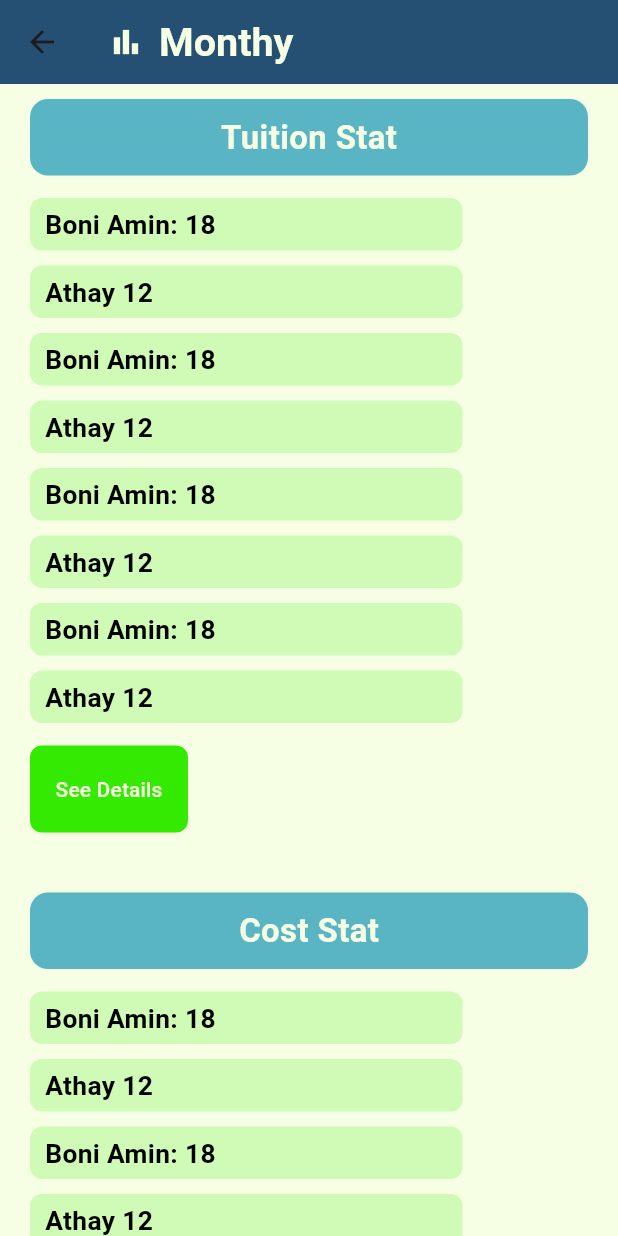
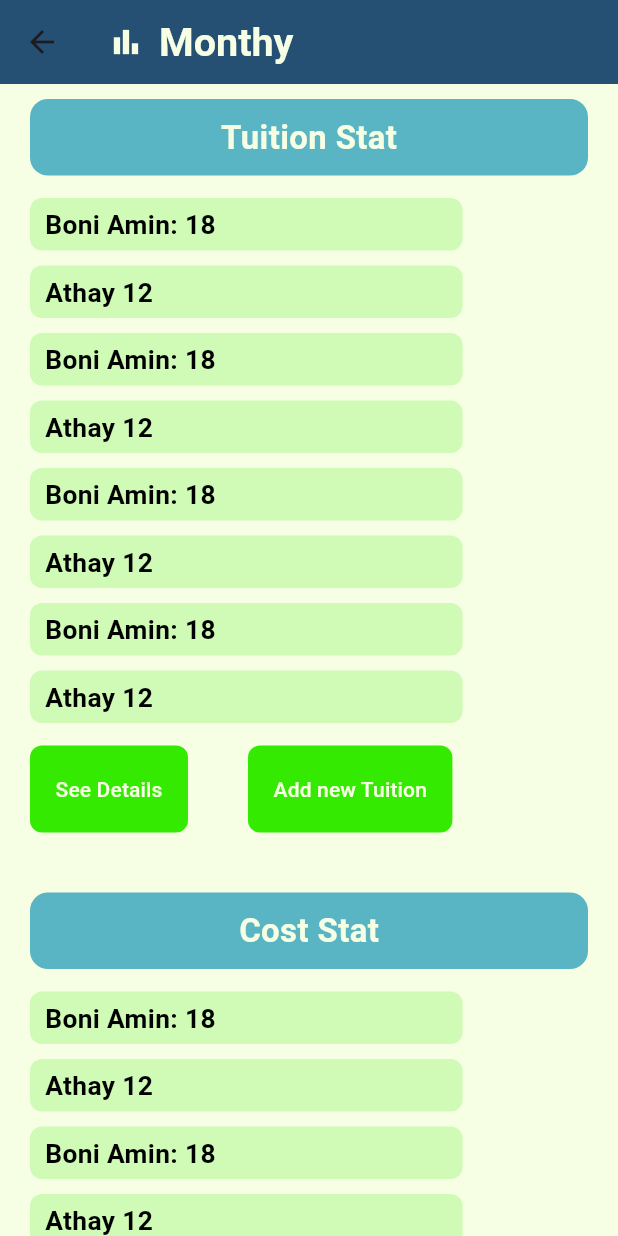
Before and after one commit to fahimmahmud618/Monthy_Tracker, a Flutter app: the HomePage screen opened directly, on a phone screen of 412 x 824 dp. Run offline on Flutter 3.47's test engine with Material 3 defaults, Android fonts, the phone set to English and light mode, and no system bars.

Commit message:
add new tuition page added

```diff
--- a/lib/Pages/home_page.dart
+++ b/lib/Pages/home_page.dart
@@ -1,4 +1,5 @@
 import 'package:flutter/material.dart';
+import 'package:monthy_tracker/Pages/add_new_tuition.dart';
 import 'package:monthy_tracker/Styles.dart';
 import 'package:monthy_tracker/Widgets/action_button.dart';
 import 'package:monthy_tracker/Widgets/appbar.dart';
@@ -26,6 +27,11 @@ class _HomePageState extends State<HomePage> {
     print("tuition page triggered");
   }
 
+  void go_to_add_new_tuition_page(){
+    print("add nuw tuition page triggered");
+    Navigator.push(context, MaterialPageRoute(builder: (context)=>AddNewTuitionPage()));
+  }
+
   void go_to_cost_page(){
     // TODO
     print("cost page triggered");
@@ -43,7 +49,12 @@ class _HomePageState extends State<HomePage> {
               HeadingTitleBar(context, "Tuition Stat"),
               for(String data in statData)
                 StatInfoShowBar(context, data),
-              ActionButton(context, color3,"See Details", go_to_tuition_page),
+              Row(
+                children: [
+                  ActionButton(context, color3,"See Details", go_to_tuition_page),
+                  ActionButton(context, color3,"Add new Tuition", go_to_add_new_tuition_page),
+                ],
+              ),
               SizedBox(height: 20,),
               HeadingTitleBar(context, "Cost Stat"),
               for(String data in statData)
```
Also changed, not shown: lib/Pages/add_new_tuition.dart (added, +45 -0 lines).
